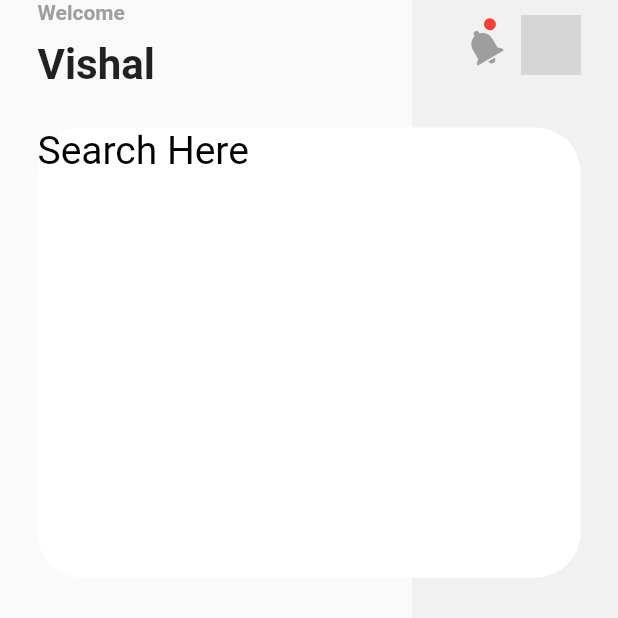
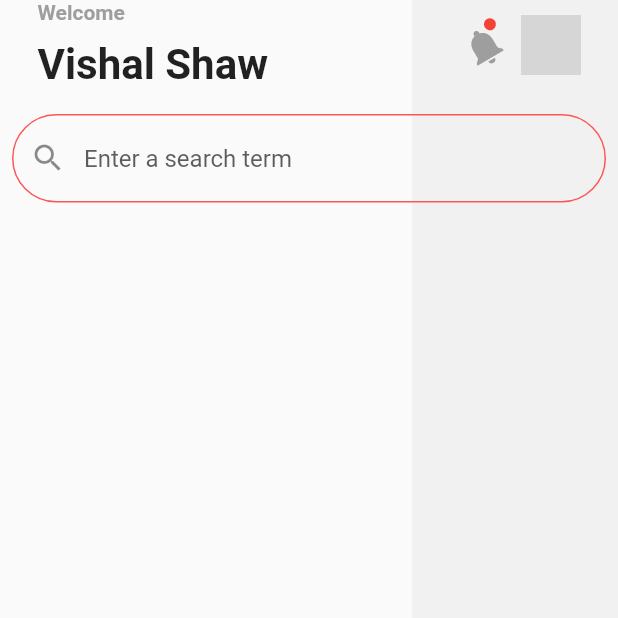
Before and after one commit to VishalSh-Dev/job_finder_app, a Flutter app: the screen it shows after launch, on a phone screen of 412 x 824 dp, the top half of it. Run offline on Flutter 3.47's test engine with Material 2 defaults, Android fonts, the phone set to English and light mode, and no system bars; network calls fail; grey boxes are pictures that could not be loaded.

Commit message:
Improved Search bar

```diff
--- a/lib/screens/home/home_app_bar.dart
+++ b/lib/screens/home/home_app_bar.dart
@@ -22,7 +22,7 @@ class HomeAppBar extends StatelessWidget {
               ),
               SizedBox(height: 10),
               Text(
-                'Vishal',
+                'Vishal Shaw',
                 style: TextStyle(fontWeight: FontWeight.bold, fontSize: 28),
               )
             ],
--- a/lib/screens/home/search_card.dart
+++ b/lib/screens/home/search_card.dart
@@ -5,24 +5,34 @@ class SearchCard extends StatelessWidget {
 
   @override
   Widget build(BuildContext context) {
-    return Container(
-      margin: const EdgeInsets.all(25),
-      height: 300,
-      width: double.maxFinite,
-      decoration: BoxDecoration(
-        color: Colors.white,
-        borderRadius: BorderRadius.circular(30),
-      ),
-      child: Column(
-        crossAxisAlignment: CrossAxisAlignment.start,
-        children: const [
-          Text('Search Here',
-              style: TextStyle(
-                color: Colors.black,
-                fontSize: 26,
-              ))
-        ],
-      ),
+    return Column(
+      crossAxisAlignment: CrossAxisAlignment.start,
+      children: <Widget>[
+        Padding(
+          padding: EdgeInsets.symmetric(horizontal: 8, vertical: 16),
+          child: TextField(
+            decoration: InputDecoration(
+              prefixIcon: const Icon(Icons.search_sharp),
+              enabledBorder: OutlineInputBorder(
+                borderRadius: BorderRadius.circular(30),
+                borderSide: BorderSide(
+                  color: Color.fromARGB(255, 252, 87, 87),
+                  width: 1.0,
+                ),
+              ),
+              focusedBorder: OutlineInputBorder(
+                borderRadius: BorderRadius.circular(30),
+                borderSide: BorderSide(
+                  color: Colors.purple,
+                  width: 2.0,
+                ),
+              ),
+              hintText: 'Enter a search term',
+              hintStyle: TextStyle(color: Color.fromARGB(212, 61, 60, 60)),
+            ),
+          ),
+        ),
+      ],
     );
   }
 }
```
Also changed, not shown: pubspec.lock, 2 other files.
